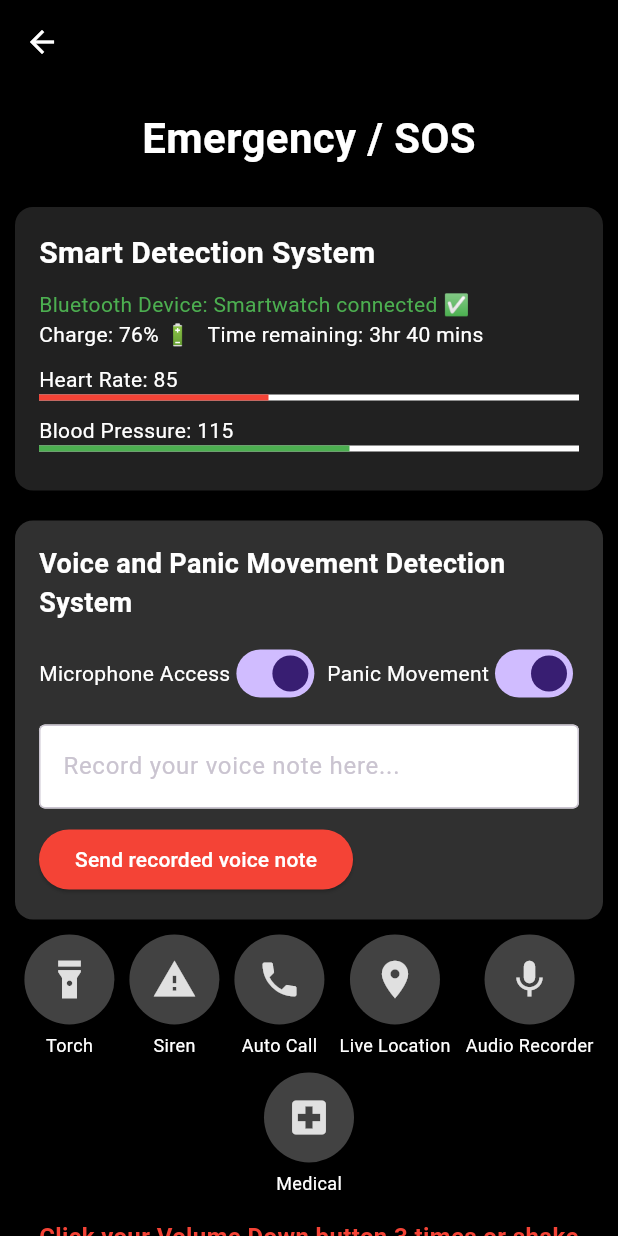
After one commit to Anuvinda05/EmpowerHer, a Flutter app: the EmergencyScreen screen opened directly, on a phone screen of 412 x 824 dp. The commit adds this screen. Run offline on Flutter 3.47's test engine with Material 3 defaults, Android fonts, the phone set to English and light mode, and no system bars; our stand-ins replace audioplayers, flutter_contacts, google_fonts, location, permission_handler.

Commit message:
sample working

```diff
--- /dev/null
+++ b/lib/emergency_screen.dart
@@ -0,0 +1,224 @@
+import 'package:flutter/material.dart';
+import 'package:audioplayers/audioplayers.dart';
+
+class EmergencyScreen extends StatefulWidget {
+  @override
+  _EmergencyScreenState createState() => _EmergencyScreenState();
+}
+
+class _EmergencyScreenState extends State<EmergencyScreen> {
+  bool isMicrophoneOn = true;
+  bool isPanicMovementOn = true;
+
+  String selectedAction = "";
+  final AudioPlayer _audioPlayer = AudioPlayer();
+  bool isSirenPlaying = false;
+
+  Future<void> _playSiren() async {
+    await _audioPlayer.stop();
+    await _audioPlayer.play(AssetSource('siren.mp3'));
+  }
+
+  @override
+  void dispose() {
+    _audioPlayer.dispose();
+    super.dispose();
+  }
+
+  @override
+  Widget build(BuildContext context) {
+    return Scaffold(
+      backgroundColor: Colors.black,
+      appBar: AppBar(
+        backgroundColor: Colors.black,
+        elevation: 0,
+        leading: IconButton(
+          icon: Icon(Icons.arrow_back, color: Colors.white),
+          onPressed: () {
+            Navigator.pop(context);
+          },
+        ),
+      ),
+      body: SafeArea(
+        child: SingleChildScrollView(
+          child: Column(
+            children: [
+              Padding(
+                padding: const EdgeInsets.all(16.0),
+                child: Text(
+                  "Emergency / SOS",
+                  style: TextStyle(
+                    fontSize: 28,
+                    fontWeight: FontWeight.bold,
+                    color: Colors.white,
+                  ),
+                ),
+              ),
+              Card(
+                color: Colors.grey[900],
+                margin: EdgeInsets.all(10),
+                child: Padding(
+                  padding: const EdgeInsets.all(16),
+                  child: Column(
+                    crossAxisAlignment: CrossAxisAlignment.start,
+                    children: [
+                      Text("Smart Detection System", style: TextStyle(fontSize: 20, color: Colors.white, fontWeight: FontWeight.bold)),
+                      SizedBox(height: 10),
+                      Text("Bluetooth Device: Smartwatch connected ✅", style: TextStyle(color: Colors.green)),
+                      Text("Charge: 76% 🔋   Time remaining: 3hr 40 mins", style: TextStyle(color: Colors.white)),
+                      SizedBox(height: 10),
+                      _statusBar("Heart Rate", 85, Colors.red),
+                      _statusBar("Blood Pressure", 115, Colors.green),
+                    ],
+                  ),
+                ),
+              ),
+              Card(
+                color: Colors.grey[850],
+                margin: EdgeInsets.all(10),
+                child: Padding(
+                  padding: const EdgeInsets.all(16),
+                  child: Column(
+                    crossAxisAlignment: CrossAxisAlignment.start,
+                    children: [
+                      Text("Voice and Panic Movement Detection System", style: TextStyle(fontSize: 18, color: Colors.white, fontWeight: FontWeight.bold)),
+                      SizedBox(height: 10),
+                      Row(
+                        mainAxisAlignment: MainAxisAlignment.spaceBetween,
+                        children: [
+                          _toggleSetting("Microphone Access", isMicrophoneOn, (val) {
+                            setState(() {
+                              isMicrophoneOn = val;
+                            });
+                          }),
+                          _toggleSetting("Panic Movement", isPanicMovementOn, (val) {
+                            setState(() {
+                              isPanicMovementOn = val;
+                            });
+                          }),
+                        ],
+                      ),
+                      SizedBox(height: 10),
+                      TextField(
+                        decoration: InputDecoration(
+                          hintText: "Record your voice note here...",
+                          filled: true,
+                          fillColor: Colors.white,
+                          border: OutlineInputBorder(),
+                        ),
+                      ),
+                      SizedBox(height: 10),
+                      ElevatedButton(
+                        style: ElevatedButton.styleFrom(backgroundColor: Colors.red),
+                        onPressed: () {},
+                        child: Text("Send recorded voice note", style: TextStyle(color: Colors.white)),
+                      ),
+                    ],
+                  ),
+                ),
+              ),
+              Padding(
+                padding: const EdgeInsets.symmetric(horizontal: 16.0),
+                child: Wrap(
+                  spacing: 10,
+                  runSpacing: 10,
+                  alignment: WrapAlignment.center,
+                  children: [
+                    _actionButton(Icons.flashlight_on, "Torch"),
+                    _actionButton(Icons.warning, "Siren"),
+                    _actionButton(Icons.phone, "Auto Call"),
+                    _actionButton(Icons.location_on, "Live Location"),
+                    _actionButton(Icons.mic, "Audio Recorder"),
+                    _actionButton(Icons.local_hospital, "Medical"),
+                  ],
+                ),
+              ),
+              Padding(
+                padding: const EdgeInsets.all(16),
+                child: Text(
+                  "Click your Volume Down button 3 times or shake your phone 5 times to send an ALERT!",
+                  style: TextStyle(color: Colors.red, fontSize: 16, fontWeight: FontWeight.bold),
+                  textAlign: TextAlign.center,
+                ),
+              ),
+            ],
+          ),
+        ),
+      ),
+    );
+  }
+
+  Widget _statusBar(String label, int value, Color color) {
+    return Column(
+      crossAxisAlignment: CrossAxisAlignment.start,
+      children: [
+        Text("$label: $value", style: TextStyle(color: Colors.white)),
+        LinearProgressIndicator(
+          value: value / 200,
+          backgroundColor: Colors.white,
+          valueColor: AlwaysStoppedAnimation<Color>(color),
+        ),
+        SizedBox(height: 10),
+      ],
+    );
+  }
+
+  Widget _toggleSetting(String label, bool isOn, Function(bool) onChanged) {
+    return Row(
+      children: [
+        Text(label, style: TextStyle(color: Colors.white)),
+        Switch(value: isOn, onChanged: onChanged),
+      ],
+    );
+  }
+
+  Widget _actionButton(IconData icon, String label) {
+    bool isSelected = selectedAction == label;
+
+    return GestureDetector(
+      onTap: () async {
+        if (label == "Siren") {
+          if (isSelected) {
+            // Stop siren and deselect
+            await _audioPlayer.stop();
+            setState(() {
+              selectedAction = "";
+            });
+          } else {
+            // Play siren and select
+            await _playSiren();
+            setState(() {
+              selectedAction = "Siren";
+            });
+          }
+        } else {
+          setState(() {
+            selectedAction = label;
+          });
+        }
+      },
+      child: Column(
+        children: [
+          CircleAvatar(
+            radius: 30,
+            backgroundColor: isSelected ? Colors.blue : Colors.grey[800],
+            child: Icon(
+              icon,
+              color: isSelected ? Colors.white : Colors.grey[300],
+              size: 30,
+            ),
+          ),
+          SizedBox(height: 5),
+          Text(
+            label,
+            style: TextStyle(
+              color: isSelected ? Colors.blue : Colors.white,
+              fontSize: 12,
+              fontWeight: isSelected ? FontWeight.bold : FontWeight.normal,
+            ),
+          ),
+        ],
+      ),
+    );
+  }
+}
--- a/lib/travel_screen.dart
+++ b/lib/travel_screen.dart
@@ -21,7 +21,8 @@ class TravelScreen extends StatelessWidget {
           },
         ),
       ),
-      body: Padding(
+    body: SingleChildScrollView(
+      child: Padding(
         padding: const EdgeInsets.all(16.0),
         child: Column(
           crossAxisAlignment: CrossAxisAlignment.start,
@@ -96,6 +97,7 @@ class TravelScreen extends StatelessWidget {
           ],
         ),
       ),
+    ),
     );
   }
 
```
Also changed, not shown: lib/home_screen.dart (+18 -13 lines), lib/trusted_contacts_screen.dart (+191 -197 lines), pubspec.yaml (+14 -4 lines), assets/emergency.png (added), pubspec.lock, 8 other files.
